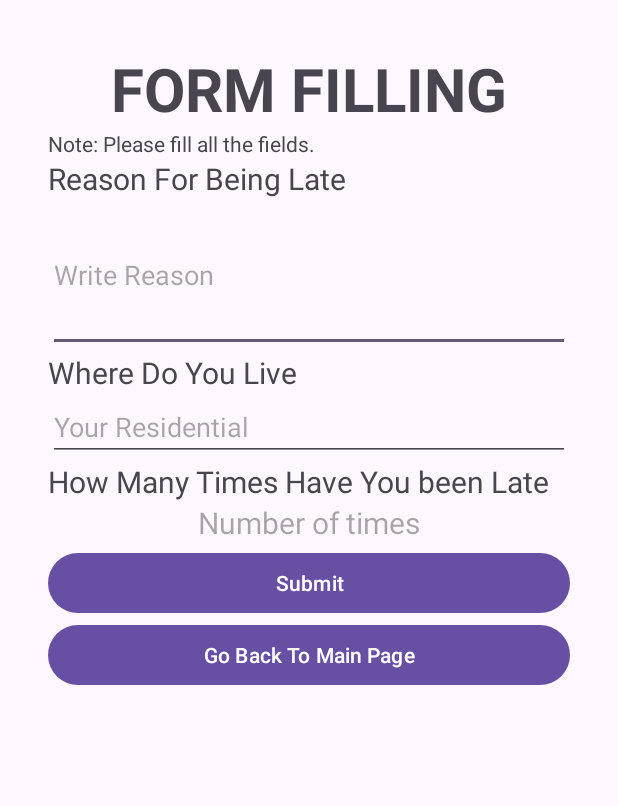
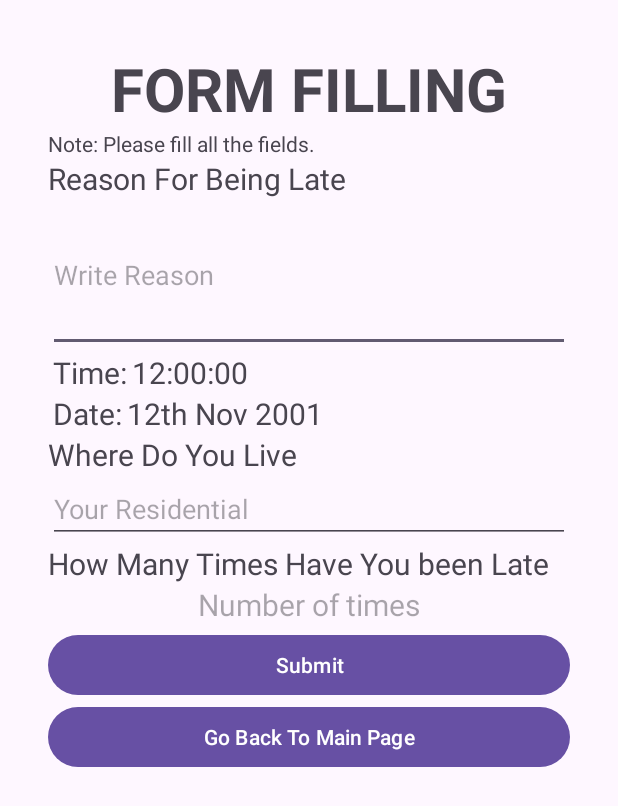
Before and after one commit to Yflow31/SummerProject, an Android app: the layout activity_apply_for_form.xml on its own in the app's theme, with its tools: preview values and no code run, on a phone screen of 412 x 824 dp. Shown: the top 806 px of the screen. Run offline under Robolectric (Android 15) with nearby library versions, the phone set to English and light mode, and no system bars.

Commit message:
profile update done

```diff
--- a/app/src/main/java/com/somaiya/summer_project/applyform/Model/ApplyFormData.kt
+++ b/app/src/main/java/com/somaiya/summer_project/applyform/Model/ApplyFormData.kt
@@ -11,7 +11,9 @@ data class ApplyFormData(
     var userId: String = "",
     var reasonId: String = "",
     var approvalStatus: String = "",
-    var role:String = ""
+    var role: String = "",
+    val currentdate: String = "",
+    val currenttime: String = ""
 ) {
     init {
         approvalStatus = approvalStatus.ifEmpty { ApprovalConstant.PENDING.name }
--- a/app/src/main/res/layout/activity_apply_for_form.xml
+++ b/app/src/main/res/layout/activity_apply_for_form.xml
@@ -35,6 +35,49 @@
         android:layout_height="102dp"
         android:hint="Write Reason"
         android:inputType="textMultiLine" />
+
+    <LinearLayout
+        android:layout_width="wrap_content"
+        android:layout_height="wrap_content">
+
+        <TextView
+            android:layout_width="wrap_content"
+            android:layout_height="wrap_content"
+            android:layout_marginLeft="3dp"
+            android:text="Time:"
+            android:textSize="20sp" />
+
+        <TextView
+            android:id="@+id/dtimerc1"
+            android:layout_width="wrap_content"
+            android:layout_height="wrap_content"
+            android:layout_marginLeft="3dp"
+            android:text="12:00:00"
+            android:textSize="20sp" />
+
+    </LinearLayout>
+
+    <LinearLayout
+        android:layout_width="wrap_content"
+        android:layout_height="wrap_content">
+
+        <TextView
+            android:layout_width="wrap_content"
+            android:layout_height="wrap_content"
+            android:layout_marginLeft="3dp"
+            android:text="Date:"
+            android:textSize="20sp" />
+
+        <TextView
+            android:id="@+id/dtimerc"
+            android:layout_width="wrap_content"
+            android:layout_height="wrap_content"
+            android:layout_marginLeft="3dp"
+            android:text="12th Nov 2001"
+            android:textSize="20sp" />
+
+    </LinearLayout>
+
 
     <TextView
         android:layout_width="wrap_content"
```
Also changed, not shown: app/src/main/java/com/somaiya/summer_project/ApplyForForm.kt (+28 -3 lines), app/src/main/java/com/somaiya/summer_project/Fragments/HomeFragment.kt (+14 -2 lines), app/src/main/java/com/somaiya/summer_project/RecyclerReasons/MyAdapter.kt (+5 -3 lines), app/src/main/res/layout/activity_reason_card.xml (+45 -0 lines).
